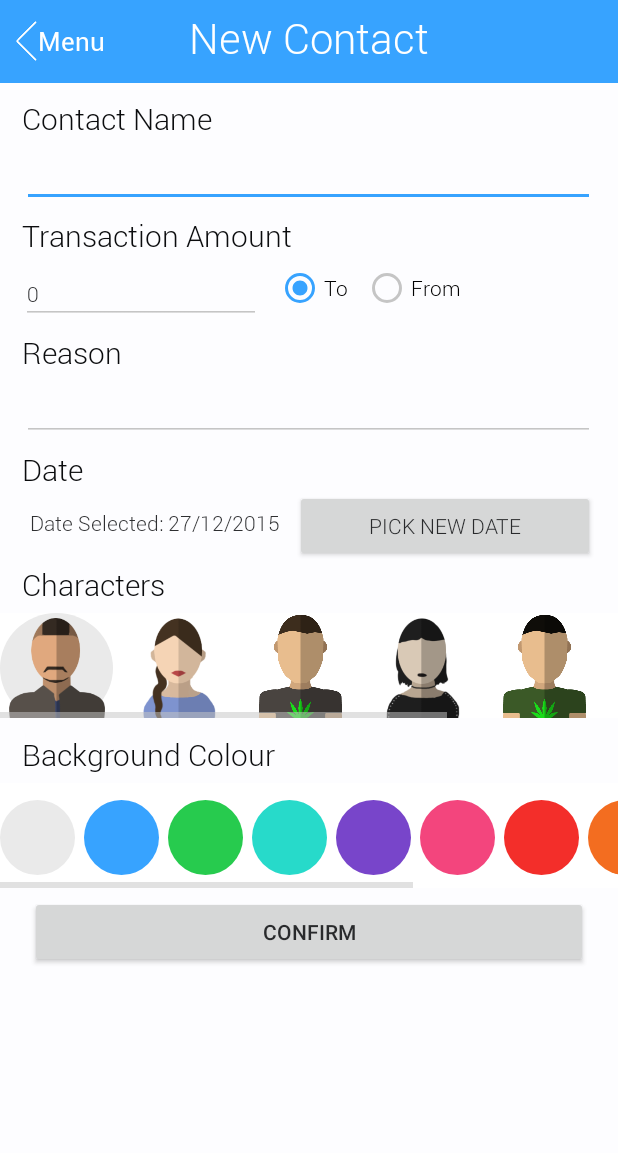
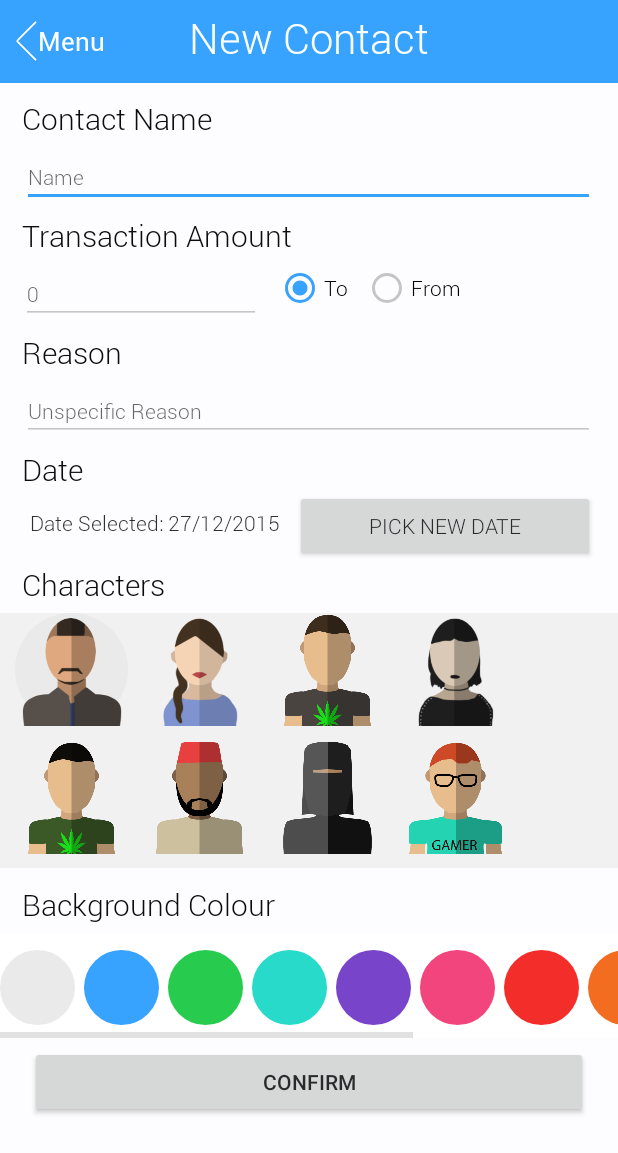
Before and after one commit to wolfbytestudio/Tappers, an Android app: the screen it shows after launch (NewContact), after a tap on an icon or button, on a phone screen of 412 x 824 dp. Shown: the top 1153 px of the screen. Run offline under Robolectric (Android 15) with nearby library versions, the phone set to English and light mode, and no system bars.

Commit message:
Changed text to hints for transaction boxes

```diff
--- a/Tappers/app/build.gradle
+++ b/Tappers/app/build.gradle
@@ -8,8 +8,8 @@ android {
         applicationId "org.tapper"
         minSdkVersion 18
         targetSdkVersion 23
-        versionCode 1
-        versionName "1.0"
+        versionCode 2
+        versionName "1.5"
     }
     buildTypes {
         release {
--- a/Tappers/app/src/main/java/org/tappers/MainActivity.java
+++ b/Tappers/app/src/main/java/org/tappers/MainActivity.java
@@ -62,13 +62,28 @@ public class MainActivity extends Activity {
      */
     public SaveHandler save;
 
+    /**
+     * Displays all the contacts
+     */
+    private TextView txtContactCount;
+
+    /**
+     * Updates the character count
+     */
+    public void updateContactCount()
+    {
+        txtContactCount.setText(contacts.size() + "");
+    }
+
     @Override
     protected void onCreate(Bundle savedInstanceState) {
         super.onCreate(savedInstanceState);
         setContentView(R.layout.activity_main);
 
+
         contacts = new ArrayList<>();
 
+        txtContactCount = (TextView) findViewById(R.id.contactCount);
 
         LoadHandler load = new LoadHandler(getApplicationContext());
         load.load();
@@ -78,10 +93,14 @@ public class MainActivity extends Activity {
         save = new SaveHandler(contacts, getApplicationContext());
         //save.save();
 
+        updateContactCount();
 
         Typeface thin = Typeface.createFromAsset(getAssets(), "fonts/Roboto-Thin.ttf");
         Typeface light = Typeface.createFromAsset(getAssets(), "fonts/Roboto-Light.ttf");
         Typeface regular = Typeface.createFromAsset(getAssets(), "fonts/Roboto-Regular.ttf");
+
+
+        txtContactCount.setTypeface(light);
 
 
 
@@ -136,6 +155,8 @@ public class MainActivity extends Activity {
                 startActivityForResult(intent, ActivityUtils.NEW_CONTACT);
             }
         });
+
+
 
     }
 
@@ -210,7 +231,7 @@ public class MainActivity extends Activity {
                     System.out.print("WHYYYYY?");
                     newCon.setTotalString();
                     addContact(newCon);
-
+                    updateContactCount();
                 }
                 catch(Exception e)
                 {
--- a/Tappers/app/src/main/java/org/tappers/adapter/MainListAdapter.java
+++ b/Tappers/app/src/main/java/org/tappers/adapter/MainListAdapter.java
@@ -124,9 +124,7 @@ public class MainListAdapter extends BaseAdapter {
             public void onClick(View view) {
                 int mPos = position;
                 Intent intent = new Intent(view.getContext(), ContactPage.class);
-
                 intent.putExtra("name", contacts.get(position).name);
-
                 Contact c = contacts.get(position);
                 ContactUtil.contact = c;
                 c.setTotalString();
@@ -148,6 +146,7 @@ public class MainListAdapter extends BaseAdapter {
                             case DialogInterface.BUTTON_POSITIVE:
                                 contacts.remove(position);
                                 owner.save.save();
+                                owner.updateContactCount();
                                 notifyDataSetChanged();
                                 break;
 
--- a/Tappers/app/src/main/java/org/tappers/contact/Character.java
+++ b/Tappers/app/src/main/java/org/tappers/contact/Character.java
@@ -14,6 +14,7 @@ public enum Character
     STONER_BOB_ALT("stoner bob alt", R.drawable.stoner_bob_alt),
     GOTH_GIRL("goth girl", R.drawable.goth_girl),
     ABIBA("abiba", R.drawable.abiba),
+    GAMER_BOB("gamer bob", R.drawable.gamer_bob),
     ABUDADY("abudady", R.drawable.abudady);
 
     private String identifier;
--- a/Tappers/app/src/main/java/org/tappers/contact/NewContact.java
+++ b/Tappers/app/src/main/java/org/tappers/contact/NewContact.java
@@ -44,6 +44,7 @@ public class NewContact extends Activity {
     private ImageButton charStonerBobAlt;
     private ImageButton charAbudady;
     private ImageButton charAbiba;
+    private ImageButton charGamerBob;
 
     private void resetBackgrounds()
     {
@@ -54,6 +55,7 @@ public class NewContact extends Activity {
         charStonerBobAlt.setBackground(null);
         charAbudady.setBackground(null);
         charAbiba.setBackground(null);
+        charGamerBob.setBackground(null);
     }
 
 
@@ -72,6 +74,7 @@ public class NewContact extends Activity {
         charStonerBobAlt = (ImageButton) findViewById(R.id.char_stoner_bob_alt);
         charAbudady = (ImageButton) findViewById(R.id.char_abudady);
         charAbiba = (ImageButton) findViewById(R.id.char_abiba);
+        charGamerBob = (ImageButton) findViewById(R.id.char_gamer_bob);
 
         lastCharSelected = charMale;
         lastCharSelected.setBackgroundResource(CharacterBackground.DEFAULT.getSmallBackground());
@@ -261,6 +264,12 @@ public class NewContact extends Activity {
             }
         });
 
+        charGamerBob.setOnClickListener(new View.OnClickListener() {
+            @Override
+            public void onClick(View v) {
+                selectCharacter(charGamerBob, "gamer bob");
+            }
+        });
 
         confirm.setOnClickListener(new View.OnClickListener() {
             @Override
--- a/Tappers/app/src/main/res/layout/activity_new_contact.xml
+++ b/Tappers/app/src/main/res/layout/activity_new_contact.xml
@@ -82,6 +82,7 @@
                 android:layout_marginTop="5dp"
                 android:layout_marginEnd="30dp"
                 android:textSize="14dp"
+                android:hint="Name"
                 android:capitalize="words"
                 android:layout_height="wrap_content"
                 android:inputType="textPersonName"
@@ -113,7 +114,7 @@
                 android:layout_marginLeft="14dp"
                 android:layout_marginEnd="30dp"
                 android:textSize="14dp"
-                android:text="0"
+                android:hint="0"
                 android:layout_height="wrap_content"
                 android:inputType="numberDecimal"
                 android:fontFamily="sans-serif-light"
@@ -169,6 +170,7 @@
                 android:layout_marginTop="5dp"
                 android:layout_marginEnd="30dp"
                 android:textSize="14dp"
+                android:hint="Unspecific Reason"
                 android:layout_height="wrap_content"
                 android:inputType="textAutoCorrect"
                 android:fontFamily="sans-serif-light"
@@ -232,21 +234,23 @@
                 android:id="@+id/lblCharacters"
                 android:layout_marginBottom="5dp"
                 android:layout_centerHorizontal="true"
-                />
+                android:singleLine="false" />
 
             <HorizontalScrollView
-                android:layout_width="wrap_content"
-                android:layout_height="70dp"
+                android:layout_width="fill_parent"
+                android:layout_height="170dp"
                 android:layout_marginBottom="5dp"
                 android:id="@+id/backgroundChararcters"
                 android:layout_below="@+id/lblCharacters"
-                android:background="#ffffff">
+                android:fillViewport="true"
+                android:background="#f1f1f1">
 
 
                 <RelativeLayout
-                    android:layout_width="wrap_content"
-                    android:layout_height="73dp"
+                    android:layout_width="fill_parent"
+                    android:layout_height="wrap_content"
                     android:gravity="center_vertical"
+                    android:focusable="false"
                     android:background="@null">
 
                     <ImageButton
@@ -255,7 +259,8 @@
                         android:id="@+id/char_default_male"
                         android:scaleType="fitCenter"
                         android:background="@drawable/bgcol_blue"
-                        android:layout_marginRight="6dp"
+                        android:layout_marginRight="10dp"
+                        android:layout_marginLeft="10dp"
                         android:src="@drawable/male"
                         />
 
@@ -264,8 +269,7 @@
                     android:layout_height="75dp"
                     android:scaleType="fitCenter"
                     android:background="@null"
-                    android:layout_marginRight="6dp"
-
+                    android:layout_marginRight="10dp"
                     android:id="@+id/char_default_female"
                     android:layout_toEndOf="@+id/char_default_male"
                     android:src="@drawable/female"/>
@@ -275,8 +279,7 @@
                         android:layout_height="75dp"
                         android:scaleType="fitCenter"
                         android:background="@null"
-                        android:layout_marginRight="6dp"
-
+                        android:layout_marginRight="10dp"
                         android:id="@+id/char_stoner_bob"
                         android:layout_toEndOf="@+id/char_default_female"
                         android:src="@drawable/stoner_bob"/>
@@ -286,7 +289,7 @@
                         android:layout_height="75dp"
                         android:scaleType="fitCenter"
                         android:background="@null"
-                        android:layout_marginRight="6dp"
+                        android:layout_marginRight="10dp"
 
                         android:id="@+id/char_goth_girl"
                         android:layout_toEndOf="@+id/char_stoner_bob"
@@ -297,10 +300,11 @@
                         android:layout_height="75dp"
                         android:scaleType="fitCenter"
                         android:background="@null"
-                        android:layout_marginRight="6dp"
-
+                        android:layout_marginLeft="10dp"
+                        android:layout_marginRight="10dp"
+                        android:layout_marginTop="10dp"
+                        android:layout_below="@+id/char_default_male"
                         android:id="@+id/char_stoner_bob_alt"
-                        android:layout_toEndOf="@+id/char_goth_girl"
                         android:src="@drawable/stoner_bob_alt"/>
 
                     <ImageButton
@@ -308,8 +312,9 @@
                         android:layout_height="75dp"
                         android:scaleType="fitCenter"
                         android:background="@null"
-                        android:layout_marginRight="6dp"
-
+                        android:layout_marginRight="10dp"
+                        android:layout_marginTop="10dp"
+                        android:layout_below="@+id/char_default_male"
                         android:id="@+id/char_abudady"
                         android:layout_toEndOf="@+id/char_stoner_bob_alt"
                         android:src="@drawable/abudady"/>
@@ -317,13 +322,26 @@
                     <ImageButton
                         android:layout_width="75dp"
                         android:layout_height="75dp"
+                        android:layout_marginTop="10dp"
                         android:scaleType="fitCenter"
                         android:background="@null"
-                        android:layout_marginRight="6dp"
-
+                        android:layout_marginRight="10dp"
+                        android:layout_below="@+id/char_default_male"
                         android:id="@+id/char_abiba"
                         android:layout_toEndOf="@+id/char_abudady"
                         android:src="@drawable/abiba"/>
+
+                    <ImageButton
+                        android:layout_width="75dp"
+                        android:layout_height="75dp"
+                        android:layout_marginTop="10dp"
+                        android:scaleType="fitCenter"
+                        android:background="@null"
+                        android:layout_marginRight="10dp"
+                        android:layout_below="@+id/char_default_male"
+                        android:id="@+id/char_gamer_bob"
+                        android:layout_toEndOf="@+id/char_abiba"
+                        android:src="@drawable/gamer_bob"/>
 
                 </RelativeLayout>
             </HorizontalScrollView>
@@ -455,6 +473,7 @@
                 android:layout_marginRight="20dp"
                 android:text="Confirm"
                 android:id="@+id/cmdConfirm"
+                android:layout_marginBottom="10dp"
                 android:layout_below="@+id/backgroundColours"
                 android:gravity="center"/>
 
--- a/Tappers/app/src/main/res/layout/activity_new_transaction.xml
+++ b/Tappers/app/src/main/res/layout/activity_new_transaction.xml
@@ -53,7 +53,7 @@
                 android:layout_marginLeft="14dp"
                 android:layout_marginEnd="30dp"
                 android:textSize="14dp"
-                android:text="0"
+                android:hint="0"
                 android:layout_height="wrap_content"
                 android:inputType="numberDecimal"
                 android:fontFamily="sans-serif-light"
@@ -109,6 +109,7 @@
                 android:layout_marginTop="5dp"
                 android:layout_marginEnd="30dp"
                 android:textSize="14dp"
+                android:hint="Reason Unspecific"
                 android:layout_height="wrap_content"
                 android:inputType="textAutoCorrect"
                 android:fontFamily="sans-serif-light"
```
Also changed, not shown: Tappers/app/src/main/java/org/tappers/contact/Contact.java (+3 -6 lines), Tappers/app/src/main/res/layout/activity_main.xml (+24 -0 lines), Tappers/app/src/main/res/drawable/contact_count.png (added), Tappers/app/src/main/res/drawable/gamer_bob.png (added).
